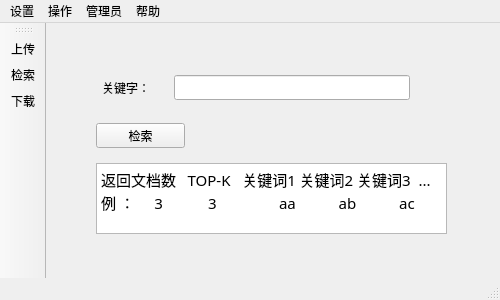
The window that mainwindow.ui (zhsliu/MS) describes before a commit, drawn with Qt 5.
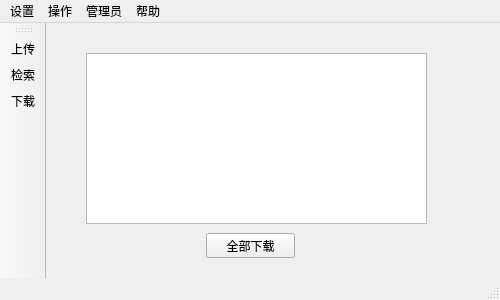
The same window after the commit.

Diff of the .ui file:
```diff
--- a/mainwindow.ui
+++ b/mainwindow.ui
@@ -48,7 +48,7 @@
      </size>
     </property>
     <property name="currentIndex">
-     <number>1</number>
+     <number>2</number>
     </property>
     <widget class="QWidget" name="page">
      <widget class="QLabel" name="label">
@@ -216,6 +216,31 @@
       </property>
      </widget>
     </widget>
+    <widget class="QWidget" name="page_3">
+     <widget class="QTableWidget" name="third_result">
+      <property name="geometry">
+       <rect>
+        <x>10</x>
+        <y>0</y>
+        <width>341</width>
+        <height>171</height>
+       </rect>
+      </property>
+     </widget>
+     <widget class="QPushButton" name="pushButton">
+      <property name="geometry">
+       <rect>
+        <x>130</x>
+        <y>180</y>
+        <width>89</width>
+        <height>25</height>
+       </rect>
+      </property>
+      <property name="text">
+       <string>全部下载</string>
+      </property>
+     </widget>
+    </widget>
    </widget>
   </widget>
   <widget class="QMenuBar" name="menubar">
```
